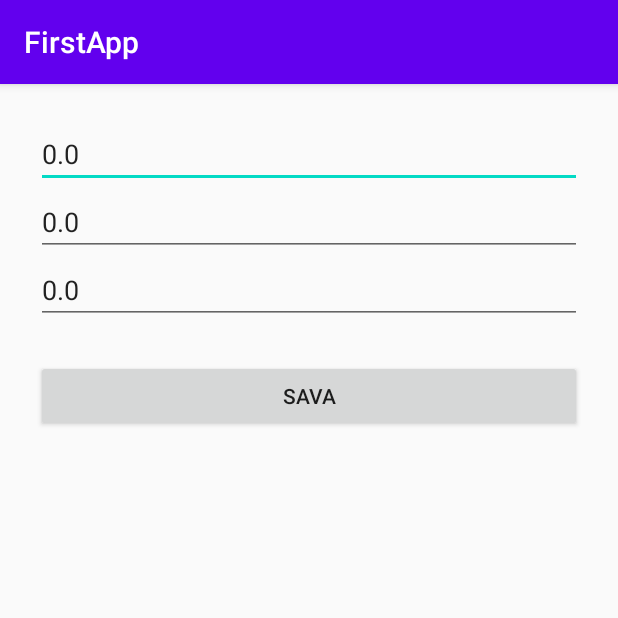
After one commit to wj23027/FirstApp, an Android app: the ConfigActivity screen opened directly, with no data from a screen before it, on a phone screen of 412 x 824 dp, the top half of it. The commit adds this screen. Run offline under Robolectric (Android 15) with nearby library versions, the phone set to English and light mode, and no system bars.

Commit message:
汇率转换：新页面+菜单

```diff
--- /dev/null
+++ b/app/src/main/java/com/swufe/firstapp/ConfigActivity.java
@@ -0,0 +1,61 @@
+package com.swufe.firstapp;
+
+import android.content.Intent;
+import android.os.Bundle;
+import android.util.Log;
+import android.view.View;
+import android.widget.EditText;
+
+import androidx.appcompat.app.AppCompatActivity;
+
+public class ConfigActivity extends AppCompatActivity {
+    public final String TAG = "ConfigActivity";
+    EditText dollartext;
+    EditText eurotext;
+    EditText wontext;
+    @Override
+    protected void onCreate(Bundle savedInstanceState) {
+        super.onCreate(savedInstanceState);
+        setContentView(R.layout.activity_config);
+        //取intent对象
+        Intent intent = getIntent();
+        float dollar = intent.getFloatExtra("dollar",0.0f);
+        float euro = intent.getFloatExtra("euro",0.0f);
+        float won = intent.getFloatExtra("won",0.0f);
+        Log.i(TAG,"onGreate:dollar2="+dollar);
+        Log.i(TAG,"onGreate:euro2="+euro);
+        Log.i(TAG,"onGreate:won="+won);
+
+        dollartext = findViewById(R.id.dollar_cfg);
+        eurotext = findViewById(R.id.euro_cfg);
+        wontext = findViewById(R.id.won_cfg);
+
+        dollartext.setText(String.valueOf(dollar));
+        eurotext.setText(String.valueOf(euro));
+        wontext.setText(String.valueOf(won));
+    }
+
+    public void save(View btn){
+        Log.i(TAG,"save");
+        //获取新的输入数据
+        float newDollar = Float.parseFloat(dollartext.getText().toString());
+        float newEuro = Float.parseFloat(eurotext.getText().toString());
+        float newWon = Float.parseFloat(wontext.getText().toString());
+        Log.i(TAG,"save:获取到新的值");
+        Log.i(TAG,"onGreate:newDollar="+newDollar);
+        Log.i(TAG,"onGreate:newEuro="+newEuro);
+        Log.i(TAG,"onGreate:newon="+newWon);
+
+        //保存到Bundle或放入Extra
+        Intent intent = getIntent();
+        Bundle bdl = new Bundle();
+        bdl.putFloat("newD",newDollar);
+        bdl.putFloat("newE",newEuro);
+        bdl.putFloat("newW",newWon);
+        intent.putExtras(bdl);
+        setResult(2,intent);
+        //返回到调用页面
+        finish();
+
+    }
+}
--- /dev/null
+++ b/app/src/main/res/layout/activity_config.xml
@@ -0,0 +1,46 @@
+<?xml version="1.0" encoding="utf-8"?>
+<LinearLayout xmlns:android="http://schemas.android.com/apk/res/android"
+    xmlns:app="http://schemas.android.com/apk/res-auto"
+    xmlns:tools="http://schemas.android.com/tools"
+    tools:ignore = "LabelFor"
+    android:layout_width="match_parent"
+    android:layout_height="match_parent"
+    android:orientation="vertical"
+    android:padding="24dp"
+    tools:context=".ConfigActivity">
+
+    <EditText
+        android:id="@+id/dollar_cfg"
+        android:labelFor="@id/btn_save"
+        android:layout_width="match_parent"
+        android:layout_height="wrap_content"
+        android:autofillHints=""
+        android:ems="10"
+        android:inputType="numberDecimal" />
+
+    <EditText
+        android:id="@+id/euro_cfg"
+        android:labelFor="@id/btn_save"
+        android:layout_width="match_parent"
+        android:layout_height="wrap_content"
+        android:autofillHints=""
+        android:ems="10"
+        android:inputType="numberDecimal" />
+
+    <EditText
+        android:id="@+id/won_cfg"
+        android:labelFor="@id/btn_save"
+        android:layout_width="match_parent"
+        android:layout_height="wrap_content"
+        android:ems="10"
+        android:autofillHints=""
+        android:inputType="numberDecimal"/>
+
+    <Button
+        android:id="@+id/btn_save"
+        android:layout_width="match_parent"
+        android:layout_height="wrap_content"
+        android:onClick="save"
+        android:layout_marginTop="24dp"
+        android:text="@string/btn_sava" />
+</LinearLayout>
--- a/app/src/main/res/layout/activity_rate.xml
+++ b/app/src/main/res/layout/activity_rate.xml
@@ -11,6 +11,7 @@
     <EditText
         android:id="@+id/rmb"
         android:gravity="center"
+        android:autofillHints="@string/hing_rmb"
         android:layout_gravity="center"
         android:hint="@string/hing_rmb"
         android:inputType="numberDecimal"
@@ -44,11 +45,12 @@
         android:layout_height="wrap_content"
         android:text="@string/btn_won" />
     <Button
-        android:id="@+id/trans"
+        android:id="@+id/btn_open"
         android:onClick="openOther"
+        android:layout_marginTop="36dp"
         android:layout_width="match_parent"
         android:layout_height="wrap_content"
-        android:text="@string/btnToF" />
+        android:text="@string/btn_open" />
 
 
 
--- a/app/src/main/res/values/strings.xml
+++ b/app/src/main/res/values/strings.xml
@@ -19,6 +19,8 @@
     <string name="hing_rmb">input rmb</string>
     <string name="btn_euro">Euro</string>
     <string name="btn_won">Won</string>
+    <string name="btn_open">config</string>
+    <string name="btn_sava">sava</string>
 
 
     \
```
Also changed, not shown: app/src/main/AndroidManifest.xml (+7 -2 lines), app/src/main/java/com/swufe/firstapp/RateActivity.java (+55 -11 lines), app/src/main/res/menu/menu_main.xml (+5 -4 lines), app/src/main/res/mipmap-xhdpi/setting.jpg (added), app/src/main/res/mipmap-xhdpi/settings.jpg (added), 1 other file.
